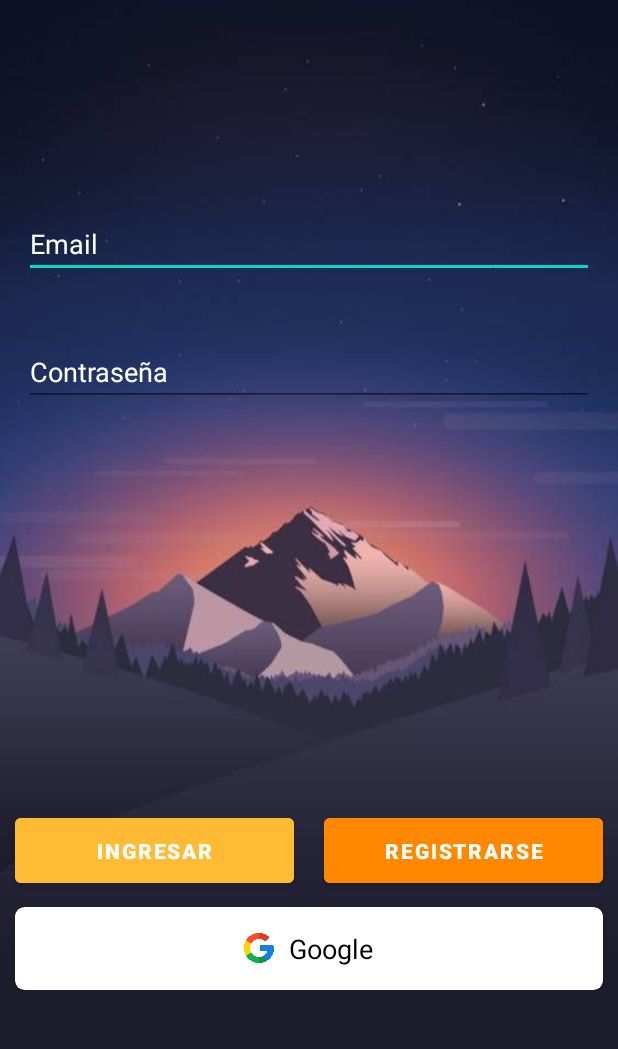
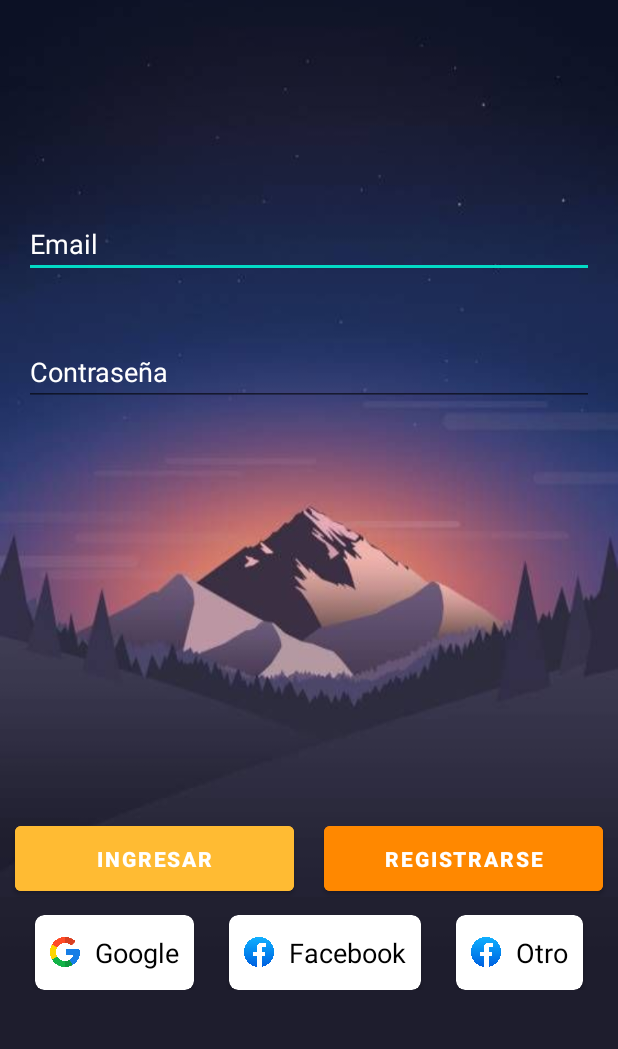
Before and after one commit to montanoLautaro/firebase_example, an Android app: the screen it shows after launch (AuthActivity), on a phone screen of 412 x 824 dp, the part 171-1220 px from its top. Run offline under Robolectric (Android 15) with nearby library versions, the light colour scheme and no system bars; our stand-ins replace Firebase (no records; nobody signed in at launch, a user with empty details on screens opened directly).

Commit message:
login con facebook

```diff
--- a/app/build.gradle
+++ b/app/build.gradle
@@ -64,4 +64,8 @@ dependencies {
     // Autenticacion con google
     implementation 'com.google.android.gms:play-services-auth:20.5.0'
 
+
+    // Autenticacion con facebook
+    implementation 'com.facebook.android:facebook-login:latest.release'
+
 }
--- a/app/src/main/java/com/example/firebasetutorial/HomeActivity.kt
+++ b/app/src/main/java/com/example/firebasetutorial/HomeActivity.kt
@@ -58,5 +58,6 @@ class HomeActivity : AppCompatActivity() {
 
 enum class ProviderType {
     BASIC,
-    GOOGLE
+    GOOGLE,
+    FACEBOOK
 }
--- a/app/src/main/res/layout/activity_auth.xml
+++ b/app/src/main/res/layout/activity_auth.xml
@@ -87,13 +87,12 @@
             android:layout_width="0dp"
             android:layout_height="55dp"
             android:layout_marginHorizontal="10dp"
-
             android:backgroundTint="@android:color/holo_orange_light"
             android:text="Ingresar"
             android:textStyle="bold"
             app:layout_constraintEnd_toStartOf="@id/btnSignUp"
             app:layout_constraintStart_toStartOf="parent"
-            app:layout_constraintTop_toTopOf="parent"/>
+            app:layout_constraintTop_toTopOf="parent" />
 
 
         <Button
@@ -112,21 +111,20 @@
 
         <androidx.cardview.widget.CardView
             android:id="@+id/btnGoogle"
-            android:layout_width="0dp"
-            android:layout_height="55dp"
-            android:layout_marginHorizontal="10dp"
+            android:layout_width="wrap_content"
+            android:layout_height="50dp"
             android:layout_marginTop="10dp"
             app:cardBackgroundColor="@android:color/background_light"
             app:cardCornerRadius="6dp"
-            app:layout_constraintEnd_toEndOf="parent"
+            app:layout_constraintEnd_toStartOf="@id/btnFacebook"
             app:layout_constraintStart_toStartOf="parent"
             app:layout_constraintTop_toBottomOf="@id/btnSignUp">
 
             <LinearLayout
                 android:layout_width="match_parent"
                 android:layout_height="match_parent"
-                android:gravity="center"
-                android:padding="10dp">
+                android:layout_marginHorizontal="10dp"
+                android:gravity="center">
 
                 <ImageView
                     android:layout_width="20dp"
@@ -149,6 +147,82 @@
 
         </androidx.cardview.widget.CardView>
 
+        <androidx.cardview.widget.CardView
+            android:id="@+id/btnFacebook"
+            android:layout_width="wrap_content"
+            android:layout_height="50dp"
+            android:layout_marginTop="10dp"
+            app:cardBackgroundColor="@android:color/background_light"
+            app:cardCornerRadius="6dp"
+            app:layout_constraintEnd_toStartOf="@id/btnOtro"
+            app:layout_constraintStart_toEndOf="@id/btnGoogle"
+            app:layout_constraintTop_toBottomOf="@id/btnLogin">
+
+            <LinearLayout
+                android:layout_width="match_parent"
+                android:layout_height="match_parent"
+                android:layout_marginHorizontal="10dp"
+                android:gravity="center">
+
+                <ImageView
+                    android:layout_width="20dp"
+                    android:layout_height="20dp"
+                    android:src="@drawable/ic_facebook"
+                    app:layout_constraintEnd_toEndOf="parent"
+                    app:layout_constraintStart_toStartOf="parent"
+                    app:layout_constraintTop_toBottomOf="@id/btnSignUp" />
+
+                <TextView
+                    android:layout_width="wrap_content"
+                    android:layout_height="wrap_content"
+                    android:layout_marginStart="10dp"
+                    android:text="Facebook"
+                    android:textColor="@color/black"
+                    android:textSize="18dp" />
+
+            </LinearLayout>
+
+
+        </androidx.cardview.widget.CardView>
+
+        <androidx.cardview.widget.CardView
+            android:id="@+id/btnOtro"
+            android:layout_width="wrap_content"
+            android:layout_height="50dp"
+            android:layout_marginTop="10dp"
+            app:cardBackgroundColor="@android:color/background_light"
+            app:cardCornerRadius="6dp"
+            app:layout_constraintEnd_toEndOf="parent"
+            app:layout_constraintStart_toEndOf="@id/btnFacebook"
+            app:layout_constraintTop_toBottomOf="@id/btnLogin">
+
+            <LinearLayout
+                android:layout_width="match_parent"
+                android:layout_height="match_parent"
+                android:layout_marginHorizontal="10dp"
+                android:gravity="center">
+
+                <ImageView
+                    android:layout_width="20dp"
+                    android:layout_height="20dp"
+                    android:src="@drawable/ic_facebook"
+                    app:layout_constraintEnd_toEndOf="parent"
+                    app:layout_constraintStart_toStartOf="parent"
+                    app:layout_constraintTop_toBottomOf="@id/btnSignUp" />
+
+                <TextView
+                    android:layout_width="wrap_content"
+                    android:layout_height="wrap_content"
+                    android:layout_marginStart="10dp"
+                    android:text="Otro"
+                    android:textColor="@color/black"
+                    android:textSize="18dp" />
+
+            </LinearLayout>
+
+
+        </androidx.cardview.widget.CardView>
+
     </androidx.constraintlayout.widget.ConstraintLayout>
 
 
```
Also changed, not shown: app/src/main/res/drawable/ic_facebook.png (added).
